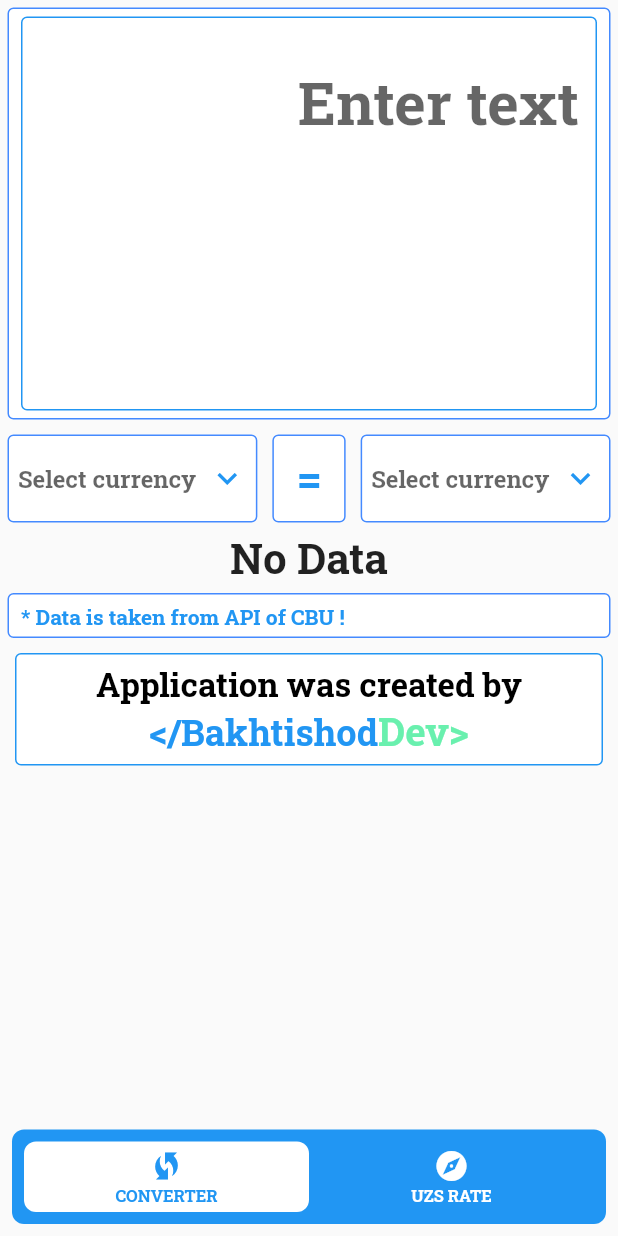
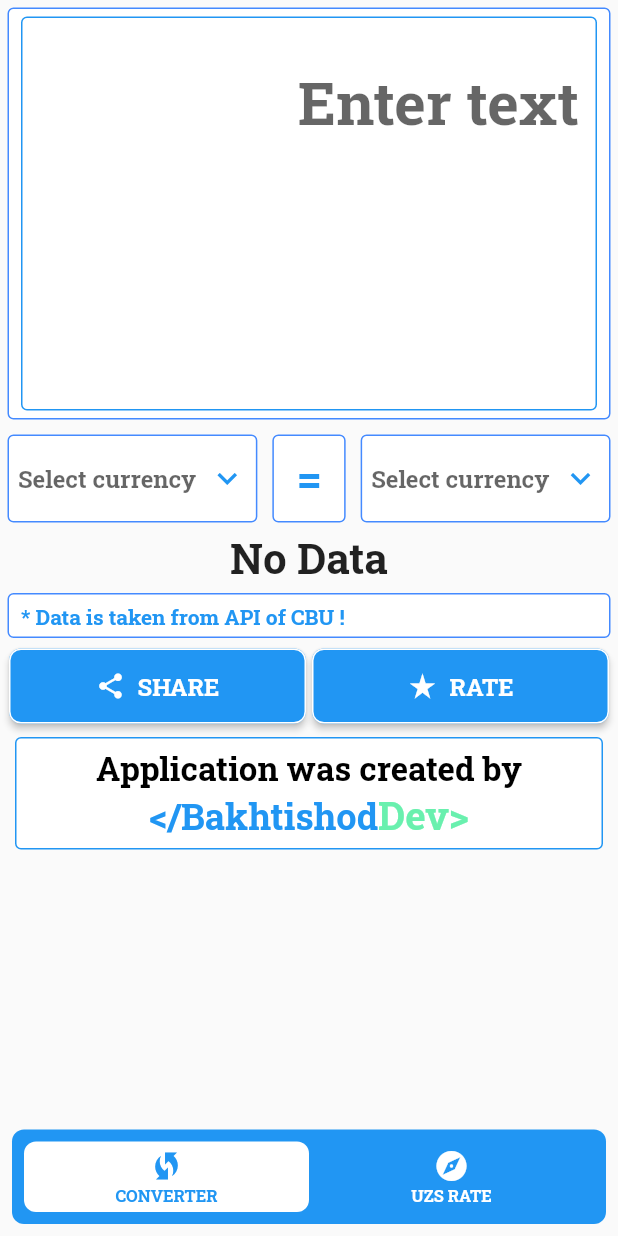
Before and after one commit to Bakhtishod/ConverterUZS, a Flutter app: the screen it shows after launch, on a phone screen of 412 x 824 dp. Run offline on Flutter 3.47's test engine with Material 2 defaults, Android fonts, the phone set to English and light mode, and no system bars; drawn by our look-alikes of floating_bottom_navigation_bar; our stand-ins replace google_mobile_ads, hive, hive_flutter, share, toast; accounts and stored records are empty; network calls fail.

Commit message:
Converter UZS

```diff
--- a/lib/main.dart
+++ b/lib/main.dart
@@ -11,7 +11,9 @@ import 'package:hive/hive.dart';
 import 'package:hive_flutter/hive_flutter.dart';
 import 'package:http/http.dart' as http;
 import 'package:path_provider/path_provider.dart';
+import 'package:share/share.dart';
 import 'package:toast/toast.dart';
+import 'package:url_launcher/url_launcher.dart';
 
 import 'cards/currency_card.dart';
 
@@ -490,6 +492,82 @@ class _MainScreenState extends State<MainScreen> {
                         child: AdWidget(ad: bannerAd!,),
                       ):SizedBox(),
                     ),
+                    Row(
+                      children: [
+                        Expanded(
+                            flex: 1,
+                            child: Container(
+                              margin: EdgeInsets.fromLTRB(6, 2, 2, 4),
+                              decoration: BoxDecoration(
+                                  borderRadius: BorderRadius.circular(40)),
+                              height: 50,
+                              child: RaisedButton(
+                                shape: RoundedRectangleBorder(
+                                    borderRadius: BorderRadius.circular(8),
+                                    side: BorderSide(color: Colors.white)),
+                                color: Colors.blue,
+                                onPressed: () {
+                                  Share.share("Converter UZS\nPlay Store: https://play.google.com/store/apps/details?id=dev.bakhtishod.converter");
+                                },
+                                child: Row(
+                                  mainAxisAlignment: MainAxisAlignment.center,
+                                  children: [
+                                    Icon(
+                                      Icons.share,
+                                      color: Colors.white,
+                                      size: 20,
+                                    ),
+                                    SizedBox(
+                                      width: 8,
+                                    ),
+                                    Text(
+                                      "Share".toUpperCase(),
+                                      style: TextStyle(
+                                          color: Colors.white,
+                                          fontSize: 16,
+                                          fontFamily: "Roboto"),
+                                    ),
+                                  ],
+                                ),
+                              ),
+                            )),
+                        Expanded(
+                            flex: 1,
+                            child: Container(
+                              margin: EdgeInsets.fromLTRB(2, 2, 6, 4),
+                              height: 50,
+                              child: RaisedButton(
+                                shape: RoundedRectangleBorder(
+                                    borderRadius: BorderRadius.circular(8),
+                                    side: BorderSide(color: Colors.white)),
+                                color: Colors.blue,
+                                onPressed: () async {
+                                  await launch("https://play.google.com/store/apps/details?id=dev.bakhtishod.converter");
+                                },
+                                child: Row(
+                                  mainAxisAlignment: MainAxisAlignment.center,
+                                  children: [
+                                    Icon(
+                                      Icons.star_rate,
+                                      color: Colors.white,
+                                      size: 20,
+                                    ),
+                                    SizedBox(
+                                      width: 8,
+                                    ),
+                                    Text(
+                                      "Rate".toUpperCase(),
+                                      style: TextStyle(
+                                          color: Colors.white,
+                                          fontSize: 16,
+                                          fontFamily: "Roboto"),
+                                    ),
+                                  ],
+                                ),
+                              ),
+                            )),
+                      ],
+                    ),
                     Container(
                       width: MediaQuery.of(context).size.width,
                       decoration: BoxDecoration(
--- a/pubspec.yaml
+++ b/pubspec.yaml
@@ -39,6 +39,8 @@ dependencies:
   flutter_launcher_icons: ^0.9.2
 #  admob_flutter: ^2.0.0
   google_mobile_ads: ^1.0.1
+  share: ^2.0.4
+  url_launcher: ^6.0.18
 
 flutter_icons:
   android: "launcher_icon"
```
Also changed, not shown: pubspec.lock.
